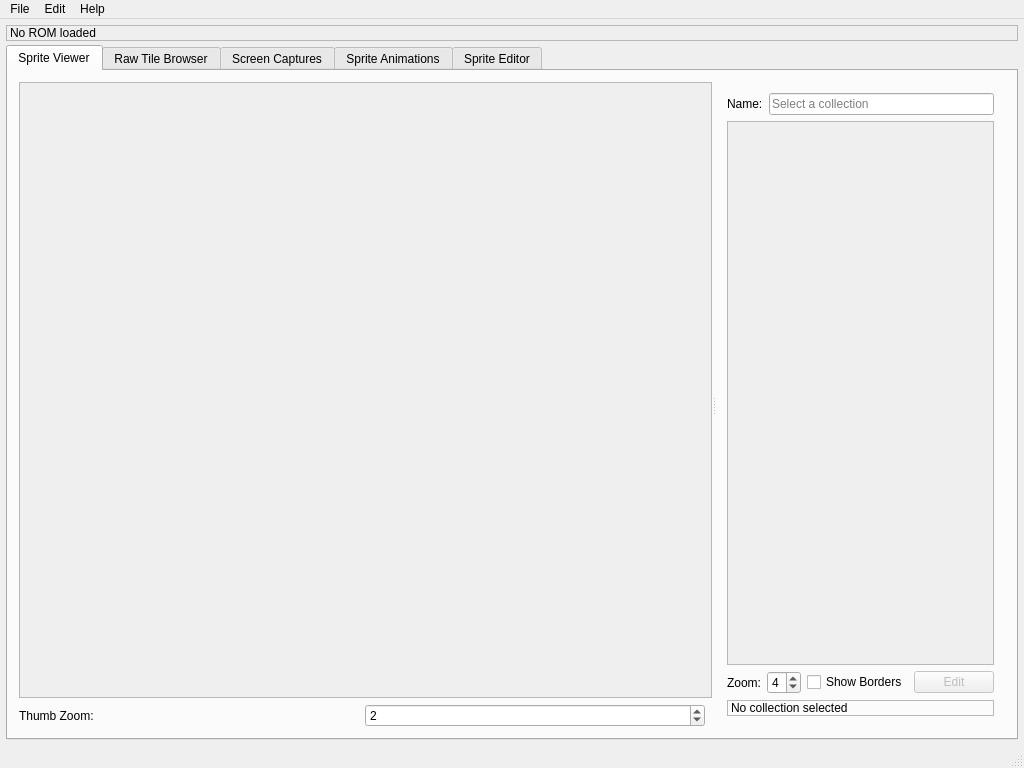
Above: sprite-editor/MainWindow.ui from mwales-ai/genesis-hacking before the change. Below: the same form after it.
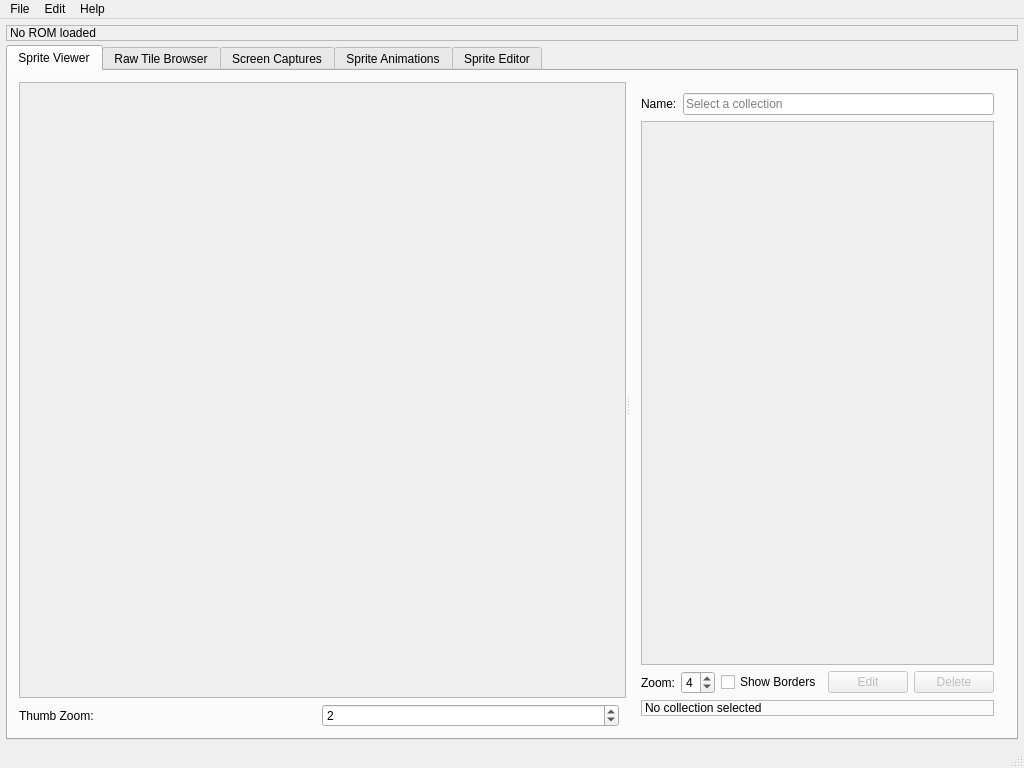
That is the form after the change. Custom widgets are drawn as their Qt base class.

Commit message: Fix viewer bugs: captured sprites, delete button, W/H on double-click

```diff
--- a/sprite-editor/MainWindow.ui
+++ b/sprite-editor/MainWindow.ui
@@ -186,6 +186,19 @@
                 </property>
                </widget>
               </item>
+              <item>
+               <widget class="QPushButton" name="theDeleteCollectionButton">
+                <property name="text">
+                 <string>Delete</string>
+                </property>
+                <property name="enabled">
+                 <bool>false</bool>
+                </property>
+                <property name="toolTip">
+                 <string>Delete the selected sprite group from the game definition</string>
+                </property>
+               </widget>
+              </item>
              </layout>
             </item>
             <!-- Info label -->
```
The commit also changes 5 other files.
